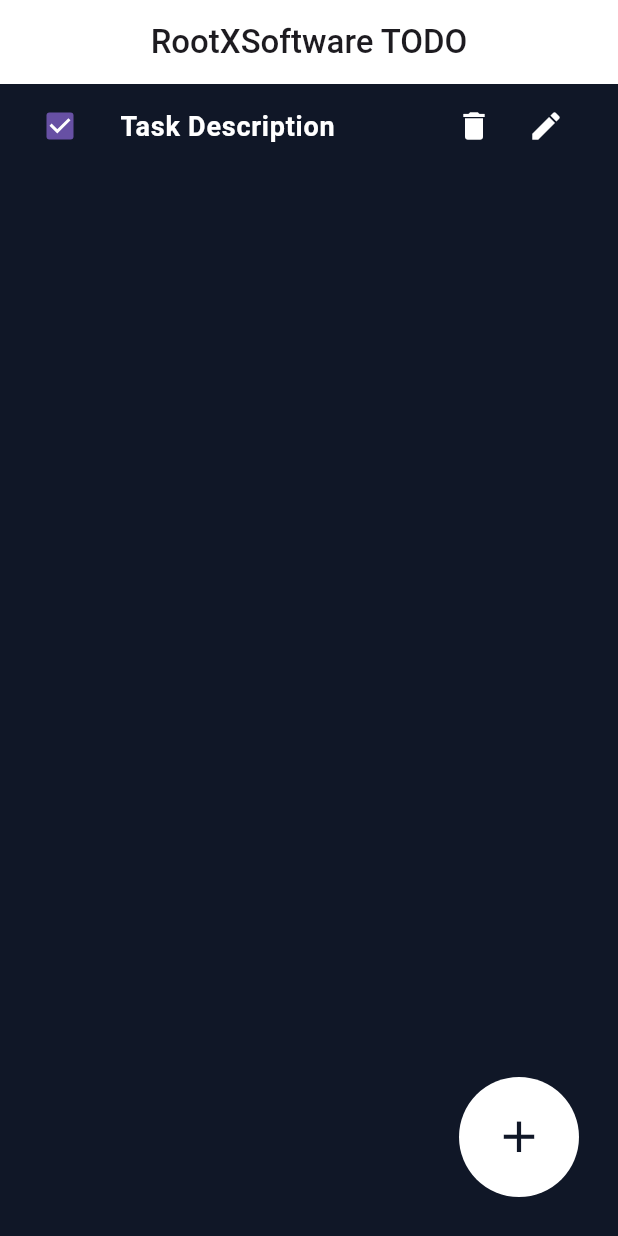
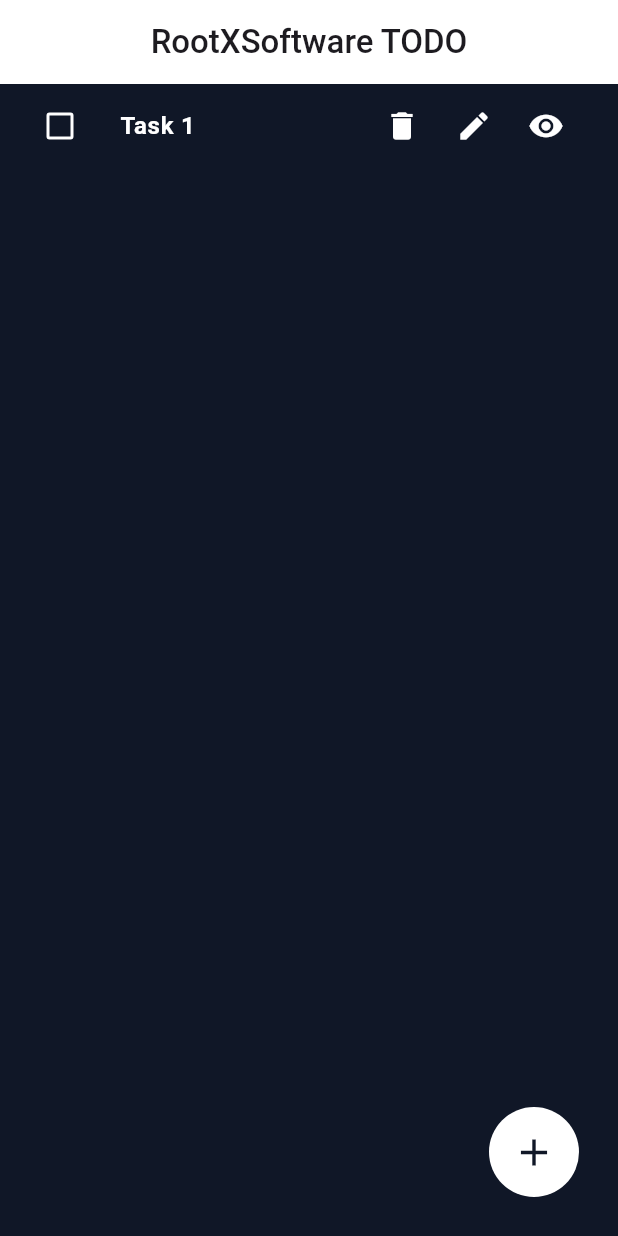
Before and after one commit to sajidrec/flutter_rootx_todo_app, a Flutter app: the screen it shows after launch, on a phone screen of 412 x 824 dp. Run offline on Flutter 3.47's test engine with Material 3 defaults, Android fonts, the phone set to English and light mode, and no system bars; our stand-ins replace get, shimmer_animation.

Commit message:
Integrate GetX for checkbox state management
This commit introduces GetX for managing the state of checkboxes in the task list.

Key changes:
- Added `CheckboxController` to handle checkbox state.
- Integrated `CheckboxController` into `HomePage` for task checkboxes.
- Updated `_buildTask` to use `GetBuilder` for checkbox and task title, enabling dynamic updates based on checkbox state (e.g., strikethrough text when checked).
- Added an "eye" icon to view the full task description in a dialog.
- Registered `CheckboxController` in `ControllerBinders`.
- Adjusted FAB icon size.

```diff
--- a/lib/controller_binders.dart
+++ b/lib/controller_binders.dart
@@ -1,6 +1,9 @@
 import 'package:get/get.dart';
+import 'package:rootxsoftware_todo_app/presentation/home/controllers/checkbox_controller.dart';
 
 class ControllerBinders extends Bindings {
   @override
-  void dependencies() {}
+  void dependencies() {
+    Get.put(CheckboxController());
+  }
 }
--- /dev/null
+++ b/lib/presentation/home/controllers/checkbox_controller.dart
@@ -0,0 +1,10 @@
+import 'package:get/get.dart';
+
+class CheckboxController extends GetxController {
+  bool isChecked = false;
+
+  void toggleCheckbox() {
+    isChecked = !isChecked;
+    update();
+  }
+}
--- a/lib/presentation/home/pages/home_page.dart
+++ b/lib/presentation/home/pages/home_page.dart
@@ -1,4 +1,6 @@
 import 'package:flutter/material.dart';
+import 'package:get/get.dart';
+import 'package:rootxsoftware_todo_app/presentation/home/controllers/checkbox_controller.dart';
 import 'package:rootxsoftware_todo_app/theme/app_colors.dart';
 
 class HomePage extends StatelessWidget {
@@ -17,7 +19,9 @@ class HomePage extends StatelessWidget {
         ),
         body: SingleChildScrollView(
           child: Column(
-            children: [_buildTask(taskDescription: "Task Description")],
+            children: [
+              _buildTask(taskDescription: "Description", taskTitle: 'Task 1'),
+            ],
           ),
         ),
         floatingActionButton: _buildFabIcon(),
@@ -25,16 +29,40 @@ class HomePage extends StatelessWidget {
     );
   }
 
-  ListTile _buildTask({required String taskDescription}) {
+  ListTile _buildTask({
+    String taskDescription = "",
+    required String taskTitle,
+  }) {
     return ListTile(
-      leading: Checkbox(value: true, onChanged: (value) => true),
-      title: Text(
-        taskDescription,
-        style: TextStyle(
-          color: AppColors.primaryWhite,
-          fontSize: 18,
-          fontWeight: FontWeight.w600,
-        ),
+      leading: GetBuilder<CheckboxController>(
+        builder: (controller) {
+          return Checkbox(
+            value: controller.isChecked,
+            side: BorderSide(color: AppColors.primaryWhite, width: 2),
+            onChanged: (value) => controller.toggleCheckbox(),
+            checkColor: AppColors.primaryWhite,
+            activeColor: AppColors.primaryOrange,
+          );
+        },
+      ),
+      title: GetBuilder<CheckboxController>(
+        builder: (controller) {
+          return Text(
+            taskTitle,
+            style: TextStyle(
+              color: AppColors.primaryWhite,
+              fontSize: 16,
+              fontWeight: FontWeight.w600,
+              overflow: TextOverflow.ellipsis,
+              decorationThickness: 2,
+              decorationColor: AppColors.primaryOrange,
+              decoration: controller.isChecked
+                  ? TextDecoration.lineThrough
+                  : TextDecoration.none,
+            ),
+            maxLines: 1,
+          );
+        },
       ),
 
       trailing: Row(
@@ -48,6 +76,26 @@ class HomePage extends StatelessWidget {
             onPressed: () {},
             icon: Icon(Icons.edit, color: AppColors.primaryWhite),
           ),
+          IconButton(
+            onPressed: () {
+              Get.defaultDialog(
+                backgroundColor: AppColors.primaryWhite,
+                middleText: taskDescription,
+                title: "Full description",
+                cancel: ElevatedButton(
+                  style: ElevatedButton.styleFrom(
+                    backgroundColor: AppColors.primaryOrange,
+                    foregroundColor: AppColors.primaryWhite,
+                  ),
+                  onPressed: () {
+                    Get.back();
+                  },
+                  child: Text("Close"),
+                ),
+              );
+            },
+            icon: Icon(Icons.remove_red_eye, color: AppColors.primaryWhite),
+          ),
         ],
       ),
     );
@@ -60,10 +108,10 @@ class HomePage extends StatelessWidget {
         customBorder: CircleBorder(),
         onTap: () {},
         child: CircleAvatar(
-          maxRadius: 40,
+          maxRadius: 30,
           backgroundColor: AppColors.primaryWhite,
 
-          child: Icon(Icons.add, size: 35, color: AppColors.primaryDark),
+          child: Icon(Icons.add, size: 30, color: AppColors.primaryDark),
         ),
       ),
     );
```
